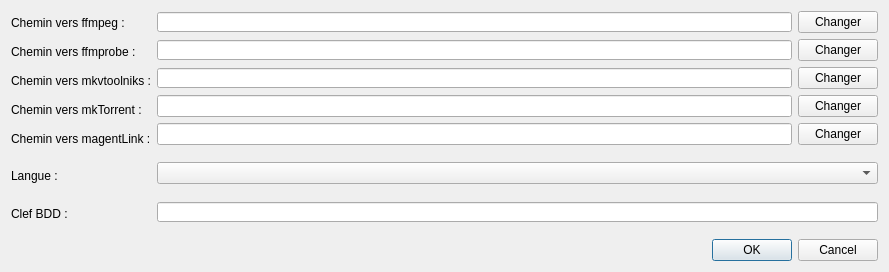
This is src/View/ParametersDialog.ui in cinemaouvert/OCT as Qt 5 draws it before an edit. The edited form follows.
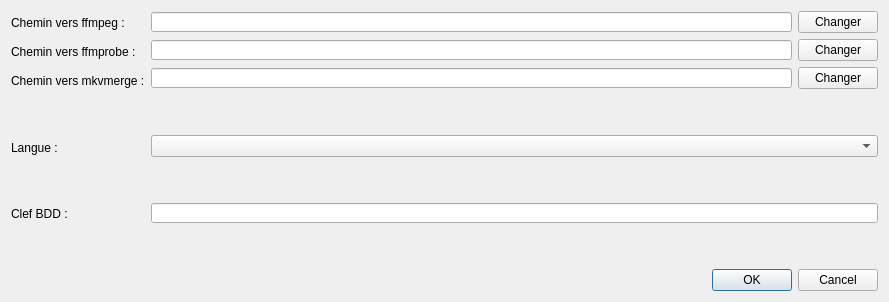
This is the edited form.

Commit message: Change mkvtoonix to mkvmerge

What changed in the file:
```diff
--- a/src/View/ParametersDialog.ui
+++ b/src/View/ParametersDialog.ui
@@ -7,7 +7,7 @@
     <x>0</x>
     <y>0</y>
     <width>889</width>
-    <height>272</height>
+    <height>302</height>
    </rect>
   </property>
   <property name="windowTitle">
@@ -71,33 +71,7 @@
           </size>
          </property>
          <property name="text">
-          <string>Chemin vers mkvtoolniks :</string>
-         </property>
-        </widget>
-       </item>
-       <item>
-        <widget class="QLabel" name="mkTorrentLabel">
-         <property name="minimumSize">
-          <size>
-           <width>0</width>
-           <height>23</height>
-          </size>
-         </property>
-         <property name="text">
-          <string>Chemin vers mkTorrent :</string>
-         </property>
-        </widget>
-       </item>
-       <item>
-        <widget class="QLabel" name="magentLinkLabel">
-         <property name="minimumSize">
-          <size>
-           <width>0</width>
-           <height>23</height>
-          </size>
-         </property>
-         <property name="text">
-          <string>Chemin vers magentLink :</string>
+          <string>Chemin vers mkvmerge :</string>
          </property>
         </widget>
        </item>
@@ -254,34 +228,6 @@
          </item>
         </layout>
        </item>
-       <item>
-        <layout class="QHBoxLayout" name="horizontalLayout_8">
-         <item>
-          <widget class="QLineEdit" name="magentLinkTextEdit"/>
-         </item>
-         <item>
-          <widget class="QPushButton" name="magentLinkButton">
-           <property name="text">
-            <string>Changer</string>
-           </property>
-          </widget>
-         </item>
-        </layout>
-       </item>
-       <item>
-        <layout class="QHBoxLayout" name="horizontalLayout_7">
-         <item>
-          <widget class="QLineEdit" name="mkTorrentTextEdit"/>
-         </item>
-         <item>
-          <widget class="QPushButton" name="mkTorrentButton">
-           <property name="text">
-            <string>Changer</string>
-           </property>
-          </widget>
-         </item>
-        </layout>
-       </item>
        <item>
         <spacer name="verticalSpacer_2">
          <property name="orientation">
```
The commit also changes 3 other files.
